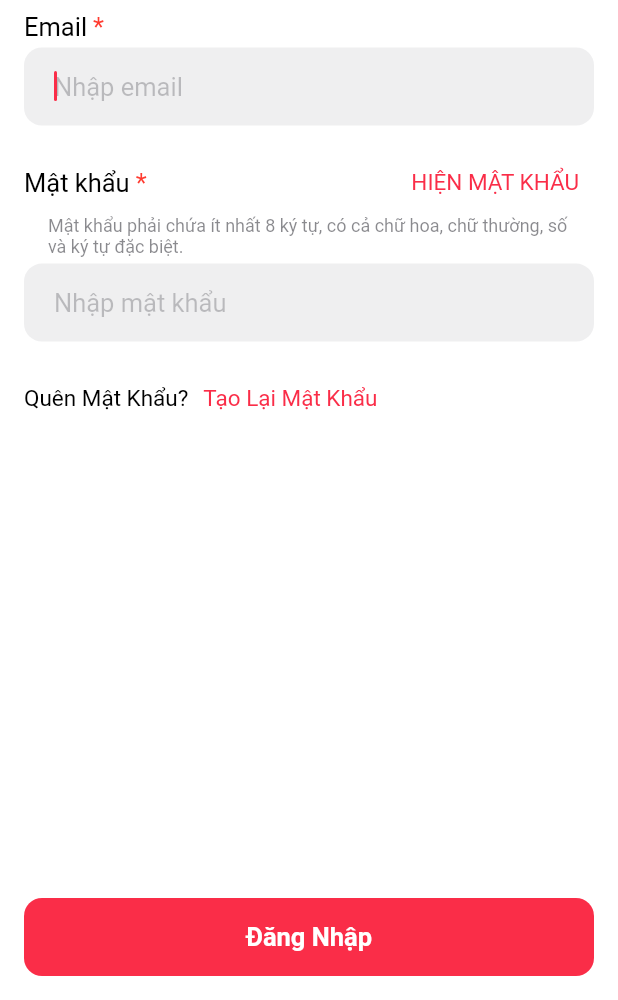
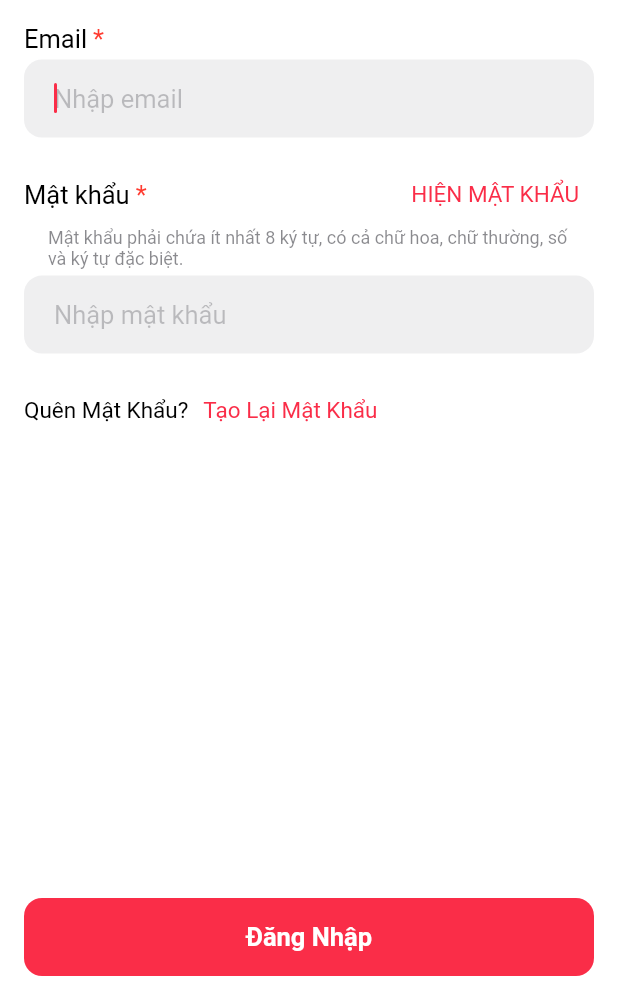
Before and after one commit to thalusooissm/mobile_app_lyme, a Flutter app: the screen it shows after launch, on a phone screen of 412 x 824 dp, the part 236-1236 px from its top. Run offline on Flutter 3.47's test engine with Material 3 defaults, Android fonts, the phone set to English and light mode, and no system bars; our stand-ins replace flutter_svg; Roboto replaces fonts that are missing (SFPro).

Commit message:
Small Update

```diff
--- a/lib/ui/auth/sign_in/widgets/login_screen.dart
+++ b/lib/ui/auth/sign_in/widgets/login_screen.dart
@@ -145,8 +145,7 @@ class _LoginScreenState extends State<LoginScreen> {
                       ),
                     ),
                     const SizedBox(
-                        height:
-                            16), // Use only height since Column handles vertical layout
+                        height:                            16), // Use only height since Column handles vertical layout
                     Text(
                       'Đăng Nhập',
                       style: FontTheme.customStyles['title1Emphasized']
@@ -158,7 +157,7 @@ class _LoginScreenState extends State<LoginScreen> {
                       style: FontTheme.customStyles['bodyRegular']
                           ?.copyWith(color: AppColors.labelPrimaryLight),
                     ),
-                    const SizedBox(height: 8),
+                    const SizedBox(height: 16),
                     Column(
                       crossAxisAlignment: CrossAxisAlignment.start,
                       children: [
```
